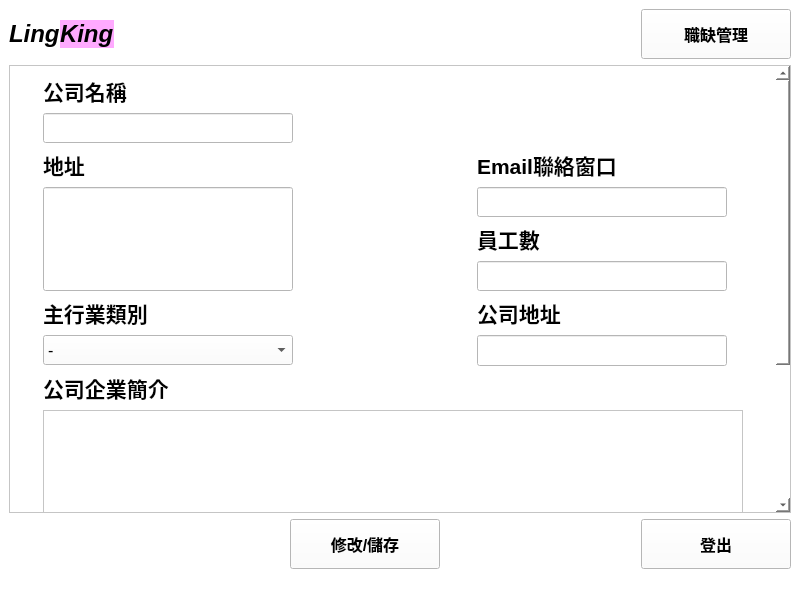
This is UI/company_interface.ui in smilesmilehero/Advanced_Python_final_project_resume_system as Qt 5 draws it before an edit. The edited form follows.
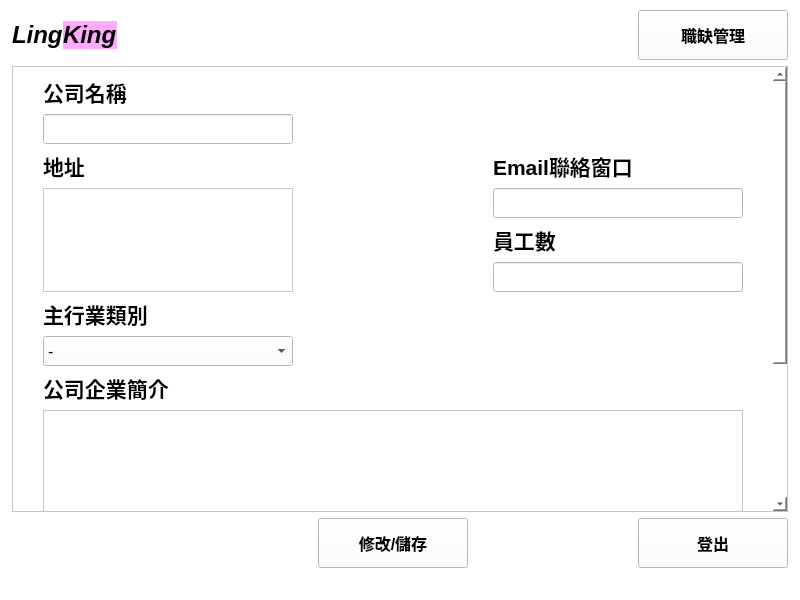
This is the edited form.

Commit message: 0608公司串好  個人跟上小更新  差跨界面訊息觸發連結

The edit to the form file:
```diff
--- a/UI/company_interface.ui
+++ b/UI/company_interface.ui
@@ -18,6 +18,18 @@
   </property>
   <widget class="QWidget" name="centralwidget">
    <layout class="QGridLayout" name="gridLayout_2">
+    <property name="leftMargin">
+     <number>12</number>
+    </property>
+    <property name="topMargin">
+     <number>10</number>
+    </property>
+    <property name="rightMargin">
+     <number>12</number>
+    </property>
+    <property name="bottomMargin">
+     <number>10</number>
+    </property>
     <item row="0" column="0">
      <layout class="QGridLayout" name="gridLayout">
       <item row="0" column="3">
@@ -214,7 +226,7 @@
         </property>
         <property name="sizeHint" stdset="0">
          <size>
-          <width>275</width>
+          <width>300</width>
           <height>20</height>
          </size>
         </property>
@@ -249,223 +261,26 @@
           <rect>
            <x>0</x>
            <y>0</y>
-           <width>761</width>
-           <height>590</height>
+           <width>755</width>
+           <height>596</height>
           </rect>
          </property>
          <layout class="QGridLayout" name="gridLayout_4">
           <item row="0" column="0">
+           <spacer name="horizontalSpacer_5">
+            <property name="orientation">
+             <enum>Qt::Horizontal</enum>
+            </property>
+            <property name="sizeHint" stdset="0">
+             <size>
+              <width>40</width>
+              <height>20</height>
+             </size>
+            </property>
+           </spacer>
+          </item>
+          <item row="0" column="1">
            <layout class="QGridLayout" name="gridLayout_3">
-            <item row="0" column="0">
-             <widget class="QLabel" name="label_2">
-              <property name="sizePolicy">
-               <sizepolicy hsizetype="Fixed" vsizetype="Fixed">
-                <horstretch>0</horstretch>
-                <verstretch>0</verstretch>
-               </sizepolicy>
-              </property>
-              <property name="font">
-               <font>
-                <pointsize>16</pointsize>
-                <weight>75</weight>
-                <bold>true</bold>
-               </font>
-              </property>
-              <property name="text">
-               <string>公司名稱</string>
-              </property>
-             </widget>
-            </item>
-            <item row="1" column="0">
-             <widget class="QLineEdit" name="company_name_input">
-              <property name="sizePolicy">
-               <sizepolicy hsizetype="Maximum" vsizetype="Maximum">
-                <horstretch>0</horstretch>
-                <verstretch>0</verstretch>
-               </sizepolicy>
-              </property>
-              <property name="maximumSize">
-               <size>
-                <width>250</width>
-                <height>30</height>
-               </size>
-              </property>
-              <property name="font">
-               <font>
-                <pointsize>14</pointsize>
-               </font>
-              </property>
-             </widget>
-            </item>
-            <item row="2" column="0">
-             <widget class="QLabel" name="label_3">
-              <property name="sizePolicy">
-               <sizepolicy hsizetype="Fixed" vsizetype="Fixed">
-                <horstretch>0</horstretch>
-                <verstretch>0</verstretch>
-               </sizepolicy>
-              </property>
-              <property name="font">
-               <font>
-                <pointsize>16</pointsize>
-                <weight>75</weight>
-                <bold>true</bold>
-               </font>
-              </property>
-              <property name="text">
-               <string>地址</string>
-              </property>
-             </widget>
-            </item>
-            <item row="2" column="1">
-             <widget class="QLabel" name="label_6">
-              <property name="sizePolicy">
-               <sizepolicy hsizetype="Fixed" vsizetype="Fixed">
-                <horstretch>0</horstretch>
-                <verstretch>0</verstretch>
-               </sizepolicy>
-              </property>
-              <property name="font">
-               <font>
-                <pointsize>16</pointsize>
-                <weight>75</weight>
-                <bold>true</bold>
-               </font>
-              </property>
-              <property name="text">
-               <string>Email聯絡窗口</string>
-              </property>
-             </widget>
-            </item>
-            <item row="3" column="0" rowspan="3">
-             <widget class="QLineEdit" name="address_input">
-              <property name="sizePolicy">
-               <sizepolicy hsizetype="Fixed" vsizetype="Minimum">
-                <horstretch>0</horstretch>
-                <verstretch>0</verstretch>
-               </sizepolicy>
-              </property>
-              <property name="minimumSize">
-               <size>
-                <width>0</width>
-                <height>50</height>
-               </size>
-              </property>
-              <property name="maximumSize">
-               <size>
-                <width>250</width>
-                <height>16777215</height>
-               </size>
-              </property>
-              <property name="font">
-               <font>
-                <pointsize>14</pointsize>
-               </font>
-              </property>
-             </widget>
-            </item>
-            <item row="3" column="1">
-             <widget class="QLineEdit" name="email_input">
-              <property name="sizePolicy">
-               <sizepolicy hsizetype="Maximum" vsizetype="Maximum">
-                <horstretch>0</horstretch>
-                <verstretch>0</verstretch>
-               </sizepolicy>
-              </property>
-              <property name="maximumSize">
-               <size>
-                <width>250</width>
-                <height>30</height>
-               </size>
-              </property>
-              <property name="font">
-               <font>
-                <pointsize>14</pointsize>
-               </font>
-              </property>
-             </widget>
-            </item>
-            <item row="4" column="1">
-             <widget class="QLabel" name="label_4">
-              <property name="sizePolicy">
-               <sizepolicy hsizetype="Fixed" vsizetype="Fixed">
-                <horstretch>0</horstretch>
-                <verstretch>0</verstretch>
-               </sizepolicy>
-              </property>
-              <property name="font">
-               <font>
-                <pointsize>16</pointsize>
-                <weight>75</weight>
-                <bold>true</bold>
-               </font>
-              </property>
-              <property name="text">
-               <string>員工數</string>
-              </property>
-             </widget>
-            </item>
-            <item row="5" column="1">
-             <widget class="QLineEdit" name="employe_input">
-              <property name="sizePolicy">
-               <sizepolicy hsizetype="Maximum" vsizetype="Maximum">
-                <horstretch>0</horstretch>
-                <verstretch>0</verstretch>
-               </sizepolicy>
-              </property>
-              <property name="maximumSize">
-               <size>
-                <width>250</width>
-                <height>30</height>
-               </size>
-              </property>
-              <property name="font">
-               <font>
-                <pointsize>14</pointsize>
-               </font>
-              </property>
-             </widget>
-            </item>
-            <item row="6" column="0">
-             <widget class="QLabel" name="label_7">
-              <property name="sizePolicy">
-               <sizepolicy hsizetype="Fixed" vsizetype="Fixed">
-                <horstretch>0</horstretch>
-                <verstretch>0</verstretch>
-               </sizepolicy>
-              </property>
-              <property name="font">
-               <font>
-                <pointsize>16</pointsize>
-                <weight>75</weight>
-                <bold>true</bold>
-               </font>
-              </property>
-              <property name="text">
-               <string>主行業類別</string>
-              </property>
-             </widget>
-            </item>
-            <item row="6" column="1">
-             <widget class="QLabel" name="label_8">
-              <property name="sizePolicy">
-               <sizepolicy hsizetype="Fixed" vsizetype="Fixed">
-                <horstretch>0</horstretch>
-                <verstretch>0</verstretch>
-               </sizepolicy>
-              </property>
-              <property name="font">
-               <font>
-                <pointsize>16</pointsize>
-                <weight>75</weight>
-                <bold>true</bold>
-               </font>
-              </property>
-              <property name="text">
-               <string>公司地址</string>
-              </property>
-             </widget>
-            </item>
             <item row="7" column="0">
              <widget class="QComboBox" name="department_comboBox">
               <property name="sizePolicy">
@@ -636,10 +451,10 @@
               </item>
              </widget>
             </item>
-            <item row="7" column="1">
-             <widget class="QLineEdit" name="address_input_2">
+            <item row="1" column="0">
+             <widget class="QLineEdit" name="company_name_input">
               <property name="sizePolicy">
-               <sizepolicy hsizetype="Fixed" vsizetype="Maximum">
+               <sizepolicy hsizetype="Maximum" vsizetype="Maximum">
                 <horstretch>0</horstretch>
                 <verstretch>0</verstretch>
                </sizepolicy>
@@ -647,7 +462,121 @@
               <property name="maximumSize">
                <size>
                 <width>250</width>
-                <height>16777215</height>
+                <height>30</height>
+               </size>
+              </property>
+              <property name="font">
+               <font>
+                <pointsize>14</pointsize>
+               </font>
+              </property>
+             </widget>
+            </item>
+            <item row="2" column="0">
+             <widget class="QLabel" name="label_3">
+              <property name="sizePolicy">
+               <sizepolicy hsizetype="Fixed" vsizetype="Fixed">
+                <horstretch>0</horstretch>
+                <verstretch>0</verstretch>
+               </sizepolicy>
+              </property>
+              <property name="font">
+               <font>
+                <pointsize>16</pointsize>
+                <weight>75</weight>
+                <bold>true</bold>
+               </font>
+              </property>
+              <property name="text">
+               <string>地址</string>
+              </property>
+             </widget>
+            </item>
+            <item row="0" column="0">
+             <widget class="QLabel" name="label_2">
+              <property name="sizePolicy">
+               <sizepolicy hsizetype="Fixed" vsizetype="Fixed">
+                <horstretch>0</horstretch>
+                <verstretch>0</verstretch>
+               </sizepolicy>
+              </property>
+              <property name="font">
+               <font>
+                <pointsize>16</pointsize>
+                <weight>75</weight>
+                <bold>true</bold>
+               </font>
+              </property>
+              <property name="text">
+               <string>公司名稱</string>
+              </property>
+             </widget>
+            </item>
+            <item row="3" column="2">
+             <widget class="QLineEdit" name="email_input">
+              <property name="sizePolicy">
+               <sizepolicy hsizetype="Minimum" vsizetype="Minimum">
+                <horstretch>0</horstretch>
+                <verstretch>0</verstretch>
+               </sizepolicy>
+              </property>
+              <property name="minimumSize">
+               <size>
+                <width>250</width>
+                <height>30</height>
+               </size>
+              </property>
+              <property name="maximumSize">
+               <size>
+                <width>250</width>
+                <height>30</height>
+               </size>
+              </property>
+              <property name="font">
+               <font>
+                <pointsize>14</pointsize>
+               </font>
+              </property>
+             </widget>
+            </item>
+            <item row="4" column="2">
+             <widget class="QLabel" name="label_4">
+              <property name="sizePolicy">
+               <sizepolicy hsizetype="Fixed" vsizetype="Fixed">
+                <horstretch>0</horstretch>
+                <verstretch>0</verstretch>
+               </sizepolicy>
+              </property>
+              <property name="font">
+               <font>
+                <pointsize>16</pointsize>
+                <weight>75</weight>
+                <bold>true</bold>
+               </font>
+              </property>
+              <property name="text">
+               <string>員工數</string>
+              </property>
+             </widget>
+            </item>
+            <item row="5" column="2">
+             <widget class="QLineEdit" name="employee_input">
+              <property name="sizePolicy">
+               <sizepolicy hsizetype="Minimum" vsizetype="Minimum">
+                <horstretch>0</horstretch>
+                <verstretch>0</verstretch>
+               </sizepolicy>
+              </property>
+              <property name="minimumSize">
+               <size>
+                <width>250</width>
+                <height>30</height>
+               </size>
+              </property>
+              <property name="maximumSize">
+               <size>
+                <width>250</width>
+                <height>30</height>
                </size>
               </property>
               <property name="font">
@@ -677,8 +606,8 @@
               </property>
              </widget>
             </item>
-            <item row="9" column="0" colspan="2">
-             <widget class="QTextEdit" name="profile_BTN">
+            <item row="9" column="0" colspan="3">
+             <widget class="QTextEdit" name="profile_input">
               <property name="sizePolicy">
                <sizepolicy hsizetype="Minimum" vsizetype="Minimum">
                 <horstretch>0</horstretch>
@@ -698,8 +627,77 @@
               </property>
              </widget>
             </item>
+            <item row="6" column="0">
+             <widget class="QLabel" name="label_7">
+              <property name="sizePolicy">
+               <sizepolicy hsizetype="Fixed" vsizetype="Fixed">
+                <horstretch>0</horstretch>
+                <verstretch>0</verstretch>
+               </sizepolicy>
+              </property>
+              <property name="font">
+               <font>
+                <pointsize>16</pointsize>
+                <weight>75</weight>
+                <bold>true</bold>
+               </font>
+              </property>
+              <property name="text">
+               <string>主行業類別</string>
+              </property>
+             </widget>
+            </item>
+            <item row="3" column="0" rowspan="3">
+             <widget class="QTextEdit" name="address_input">
+              <property name="sizePolicy">
+               <sizepolicy hsizetype="Maximum" vsizetype="Maximum">
+                <horstretch>0</horstretch>
+                <verstretch>0</verstretch>
+               </sizepolicy>
+              </property>
+              <property name="maximumSize">
+               <size>
+                <width>250</width>
+                <height>16777215</height>
+               </size>
+              </property>
+             </widget>
+            </item>
+            <item row="2" column="2">
+             <widget class="QLabel" name="label_6">
+              <property name="sizePolicy">
+               <sizepolicy hsizetype="Fixed" vsizetype="Fixed">
+                <horstretch>0</horstretch>
+                <verstretch>0</verstretch>
+               </sizepolicy>
+              </property>
+              <property name="font">
+               <font>
+                <pointsize>16</pointsize>
+                <weight>75</weight>
+                <bold>true</bold>
+               </font>
+              </property>
+              <property name="text">
+               <string>Email聯絡窗口</string>
+              </property>
+             </widget>
+            </item>
            </layout>
           </item>
+          <item row="0" column="2">
+           <spacer name="horizontalSpacer_6">
+            <property name="orientation">
+             <enum>Qt::Horizontal</enum>
+            </property>
+            <property name="sizeHint" stdset="0">
+             <size>
+              <width>40</width>
+              <height>20</height>
+             </size>
+            </property>
+           </spacer>
+          </item>
          </layout>
         </widget>
        </widget>
```
Left out of the diff: 3 changed lines with no effect on the pictures. The commit also changes 14 other files.
